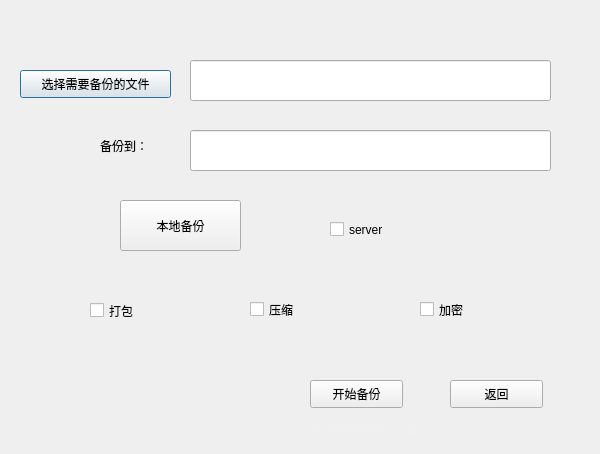
Before: the Qt Designer form dialog_backup.ui in Wuroborus/8848TitaniumCloud, drawn with Qt 5.
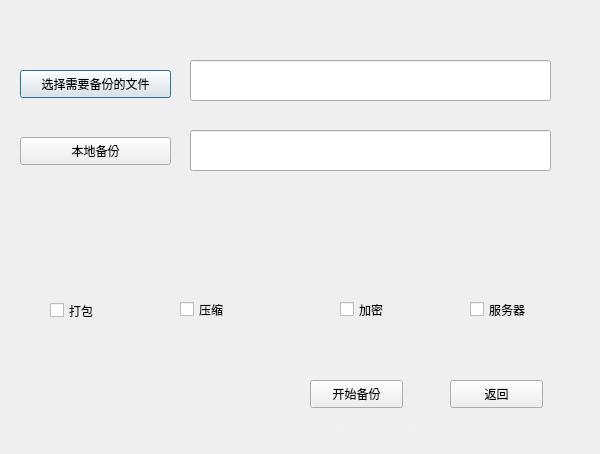
After: the same form once the commit is applied.

What changed in the file:
```diff
--- a/dialog_backup.ui
+++ b/dialog_backup.ui
@@ -29,10 +29,10 @@
   <widget class="QPushButton" name="pushButton_2">
    <property name="geometry">
     <rect>
-     <x>120</x>
-     <y>200</y>
-     <width>121</width>
-     <height>51</height>
+     <x>20</x>
+     <y>137</y>
+     <width>151</width>
+     <height>28</height>
     </rect>
    </property>
    <property name="text">
@@ -42,7 +42,7 @@
   <widget class="QCheckBox" name="checkBox">
    <property name="geometry">
     <rect>
-     <x>90</x>
+     <x>50</x>
      <y>290</y>
      <width>121</width>
      <height>41</height>
@@ -55,7 +55,7 @@
   <widget class="QCheckBox" name="checkBox_2">
    <property name="geometry">
     <rect>
-     <x>250</x>
+     <x>180</x>
      <y>300</y>
      <width>91</width>
      <height>19</height>
@@ -68,7 +68,7 @@
   <widget class="QCheckBox" name="checkBox_3">
    <property name="geometry">
     <rect>
-     <x>420</x>
+     <x>340</x>
      <y>300</y>
      <width>91</width>
      <height>19</height>
@@ -133,19 +133,6 @@
     <bool>true</bool>
    </property>
   </widget>
-  <widget class="QLabel" name="label">
-   <property name="geometry">
-    <rect>
-     <x>100</x>
-     <y>130</y>
-     <width>81</width>
-     <height>31</height>
-    </rect>
-   </property>
-   <property name="text">
-    <string>备份到：</string>
-   </property>
-  </widget>
   <widget class="QLabel" name="label_2">
    <property name="geometry">
     <rect>
@@ -171,14 +158,14 @@
   <widget class="QCheckBox" name="checkBox_4">
    <property name="geometry">
     <rect>
-     <x>330</x>
-     <y>220</y>
+     <x>470</x>
+     <y>300</y>
      <width>91</width>
      <height>19</height>
     </rect>
    </property>
    <property name="text">
-    <string>server</string>
+    <string>服务器</string>
    </property>
   </widget>
  </widget>
```
